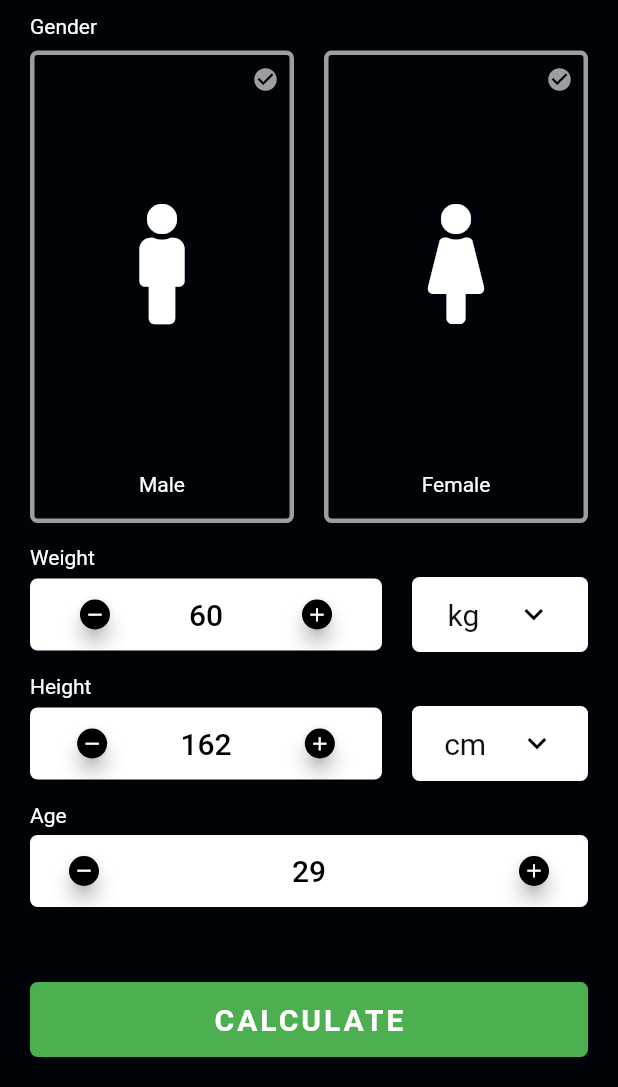
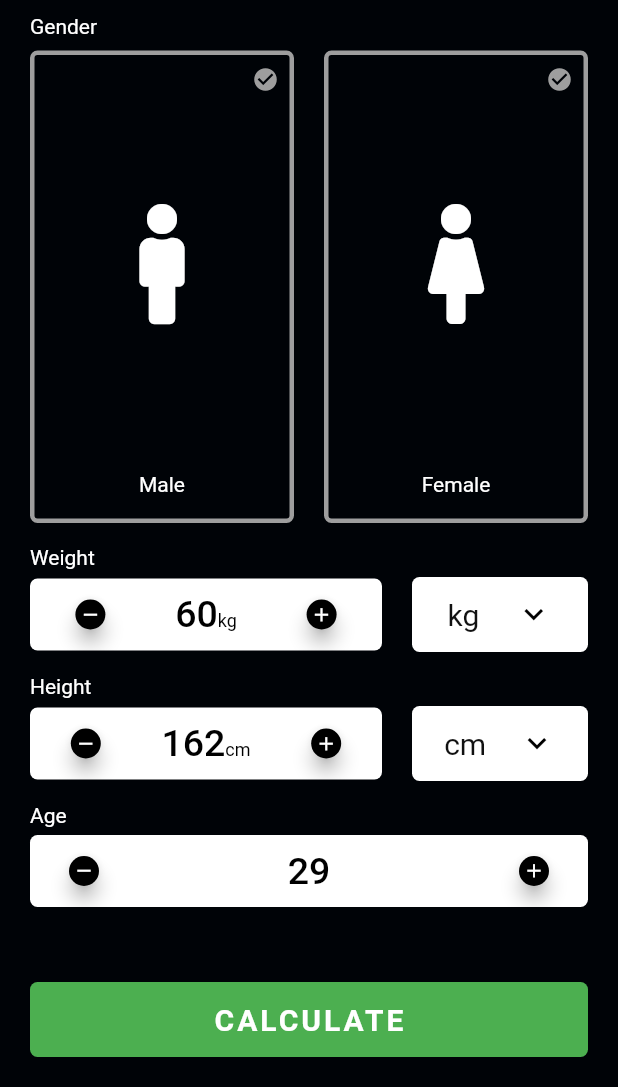
Before and after one commit to Amira-Ezz-149/bmi_calculator_task_6_CAT, a Flutter app: the screen it shows after launch, on a phone screen of 412 x 824 dp, the part 149-1236 px from its top. Run offline on Flutter 3.47's test engine with Material 2 defaults, Android fonts, the phone set to English and light mode, and no system bars; our stand-ins replace font_awesome_flutter.

Commit message:
crossAxisAlignment:CrossAxisAlignment.baseline textBaseline: TextBaseline.alphabetic,

```diff
--- a/lib/components/reusable_card_gender.dart
+++ b/lib/components/reusable_card_gender.dart
@@ -5,16 +5,14 @@ class ReusableCardGender extends StatefulWidget {
 
   final Widget cardChild;
   final Function onPress;
-  // Color selectedBorderColor ;
-  // Color selectedCheckColor ;
-  Color color;
+  final Color color;
 
   @override
   _ReusableCardGenderState createState() => _ReusableCardGenderState();
 }
 
 class _ReusableCardGenderState extends State<ReusableCardGender> {
-  ///Color defaultBorderColor = Color(0xff232333);
+
   @override
   Widget build(BuildContext context) {
     return Stack(
--- a/lib/constants.dart
+++ b/lib/constants.dart
@@ -2,7 +2,7 @@ import 'package:flutter/material.dart';
 
   const kBMITextStyle = TextStyle(fontSize: 20, fontWeight: FontWeight.bold,);
 
-  const kFieldValueStyle =  TextStyle(color: Colors.black,fontSize: 20, fontWeight: FontWeight.w500,);
+  const kFieldValueStyle =  TextStyle(color: Colors.black,fontSize: 25, fontWeight: FontWeight.w500,);
 
   const kMeasuringUnit = TextStyle(color: Color(0xff111111), fontSize: 20);
 
@@ -16,6 +16,8 @@ import 'package:flutter/material.dart';
 
   const kInterpretation = TextStyle(fontSize: 18, fontWeight: FontWeight.w200 );
 
-  const kActivatedColor = Colors.green;
+  const kMeasureUnit = TextStyle(color: Colors.black, fontSize: 12);
+
+const kActivatedColor = Colors.green;
 
   const kInActivatedColor = Colors.grey;
--- a/lib/screens/input_page.dart
+++ b/lib/screens/input_page.dart
@@ -171,8 +171,15 @@ class _InputPageState extends State<InputPage> {
                                     print(fieldWeightValue);
                                   });
                                 }),
-                            Text(fieldWeightValue.toString(),
-                                style: kFieldValueStyle),
+                            Row(
+                              crossAxisAlignment:CrossAxisAlignment.baseline ,
+                              textBaseline: TextBaseline.alphabetic,
+                              children: [
+                                Text(fieldWeightValue.toString(),
+                                    style: kFieldValueStyle),
+                                Text('kg', style: kMeasureUnit),
+                              ],
+                            ),
                             RoundedIconButton(
                               icon: Icons.add,
                               onPress: () {
@@ -253,8 +260,15 @@ class _InputPageState extends State<InputPage> {
                                 });
                               },
                             ),
-                            Text(fieldHeightValue.toString(),
-                                style: kFieldValueStyle),
+                            Row(
+                              crossAxisAlignment: CrossAxisAlignment.baseline,
+                              textBaseline: TextBaseline.alphabetic,
+                              children: [
+                                Text(fieldHeightValue.toString(),
+                                    style: kFieldValueStyle),
+                                Text('cm', style: kMeasureUnit,)
+                              ],
+                            ),
                             RoundedIconButton(
                               icon: Icons.add,
                               onPress: () {
```
